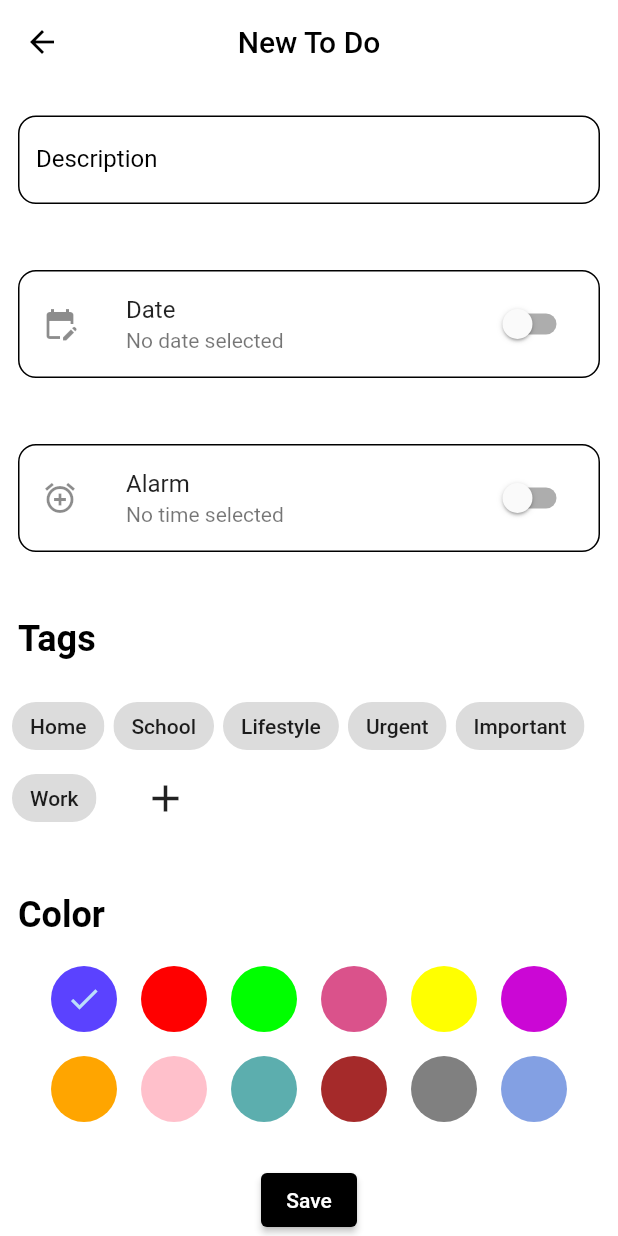
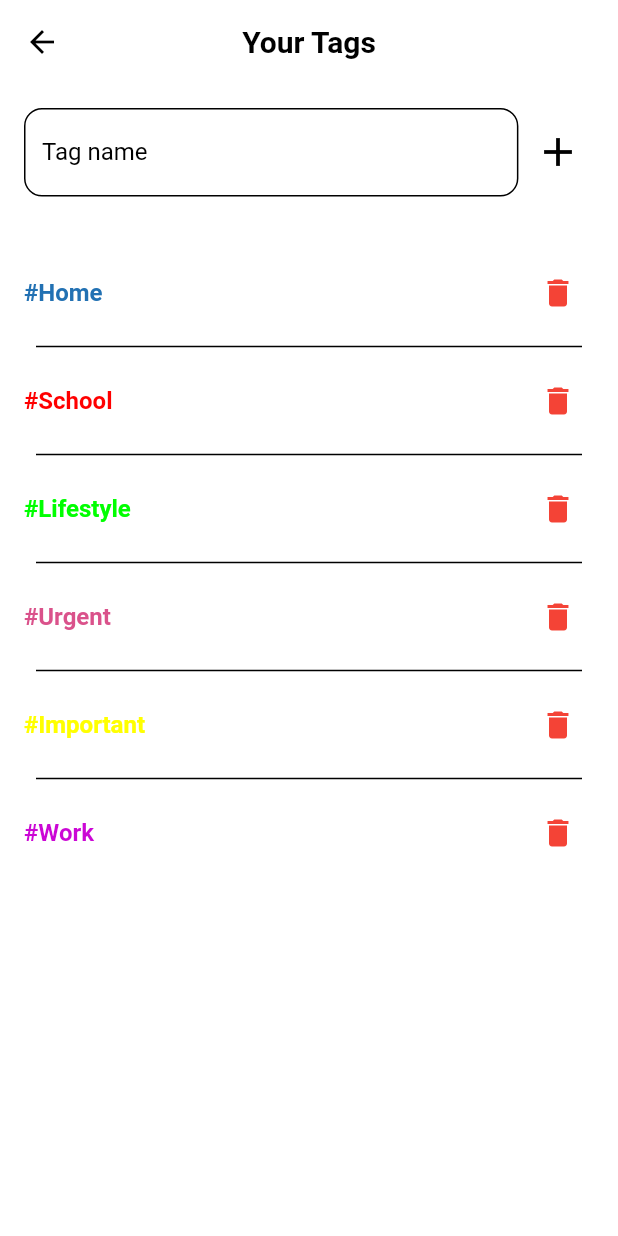
Before and after one commit to NijatNaghiyev/to_do_app, a Flutter app: the NewTodo screen opened directly, scrolled down 92 dp, after a tap on the "add" icon, on a phone screen of 412 x 824 dp. Run offline on Flutter 3.47's test engine with Material 2 defaults, Android fonts, the phone set to English and light mode, and no system bars; our stand-ins replace flutter_riverpod; missing offline and left inert: alarm; statements that could not run were skipped.

Commit message:
Tags Screen

```diff
--- a/lib/constant/colors.dart
+++ b/lib/constant/colors.dart
@@ -1,29 +1,29 @@
 import 'dart:ui';
 
-Map<String, Color> kColorMap = {
-  'Red': const Color(0xFFFF0000),
-  'Green': const Color(0xFF00FF00),
-  'Blue': const Color(0xFF0000FF),
-  'Yellow': const Color(0xFFFFFF00),
-  'Purple': const Color(0xFF800080),
-  'Orange': const Color(0xFFFFA500),
-  'Pink': const Color(0xFFFFC0CB),
-  'Teal': const Color(0xA3008080),
-  'Brown': const Color(0xFFA52A2A),
-  'Grey': const Color(0xFF808080),
-};
+// Map<String, Color> kColorMap = {
+//   'Red': const Color(0xFFFF0000),
+//   'Green': const Color(0xFF00FF00),
+//   'Blue': const Color(0xFF0000FF),
+//   'Yellow': const Color(0xFFFFFF00),
+//   'Purple': const Color(0xFF800080),
+//   'Orange': const Color(0xFFFFA500),
+//   'Pink': const Color(0xFFFFC0CB),
+//   'Teal': const Color(0xA3008080),
+//   'Brown': const Color(0xFFA52A2A),
+//   'Grey': const Color(0xFF808080),
+// };
 
 List<Color> kColorList = const [
-  Color(0xFF5B42FF),
+  Color(0xFF2271B3),
   Color(0xFFFF0000),
   Color(0xFF00FF00),
   Color(0xFFDA528B),
   Color(0xFFFFFF00),
   Color(0xFFCB07D5),
-  Color(0xFFFFA500),
+  Color(0xFFD6AE01),
   Color(0xFFFFC0CB),
   Color(0xA3008080),
-  Color(0xFFA52A2A),
-  Color(0xFF808080),
+  Color(0xFF4beed1),
+  Color(0xFF73343D),
   Color(0xFF83A0E3),
 ];
--- /dev/null
+++ b/lib/providers/form_providers.dart
@@ -0,0 +1,4 @@
+import 'package:flutter_riverpod/flutter_riverpod.dart';
+
+var titleProvider = StateProvider<String>((ref) => '');
+var descriptionProvider = StateProvider<String?>((ref) => null);
--- a/lib/screens/new_todo/new_todo_sceen.dart
+++ b/lib/screens/new_todo/new_todo_sceen.dart
@@ -7,11 +7,13 @@ import 'package:codelandia_to_do_riverpod/data/model/todo_model.dart';
 import 'package:codelandia_to_do_riverpod/providers/selected_color.dart';
 import 'package:codelandia_to_do_riverpod/providers/tags_list.dart';
 import 'package:codelandia_to_do_riverpod/screens/home_screen/home_screen.dart';
+import 'package:codelandia_to_do_riverpod/screens/new_todo/widgets/ToDoForm.dart';
 import 'package:codelandia_to_do_riverpod/screens/new_todo/widgets/tags_widget.dart';
 import 'package:flutter/material.dart';
 import 'package:flutter_riverpod/flutter_riverpod.dart';
 
 import '../../data/model/tag_model.dart';
+import '../../providers/form_providers.dart';
 import '../../providers/selected_date.dart';
 import '../../providers/selected_time.dart';
 import '../../providers/todo_list_provider.dart';
@@ -37,6 +39,8 @@ class NewTodo extends ConsumerStatefulWidget {
 class _NewTodoState extends ConsumerState<NewTodo> {
   final _formKey = GlobalKey<FormState>();
 
+  bool loading = false;
+
   late bool creating;
 
   String title = '';
@@ -47,8 +51,13 @@ class _NewTodoState extends ConsumerState<NewTodo> {
   TimeOfDay? alarm;
   AlarmSettings? alarmSettings;
 
+  /// Save To Do
   Future<void> saveToDo() async {
     final todoList = ref.watch(todoListProvider.notifier);
+    title = ref.watch(titleProvider.notifier).state;
+    description = ref.watch(descriptionProvider);
+
+    /// Validate form
     if (_formKey.currentState!.validate()) {
       _formKey.currentState!.save();
       color = ref.watch(selectedColor.notifier).state;
@@ -56,6 +65,10 @@ class _NewTodoState extends ConsumerState<NewTodo> {
           .watch(tagsListProvider)
           .where((element) => element.isAdded == true)
           .toList();
+
+      setAlarm();
+
+      /// Add new To Do
       todoList.add(
         TodoModel(
           title: title,
@@ -67,6 +80,7 @@ class _NewTodoState extends ConsumerState<NewTodo> {
           alarmSettings: alarmSettings,
         ),
       );
+
       _formKey.currentState!.reset();
 
       buildResetSaveData(ref);
@@ -79,35 +93,61 @@ class _NewTodoState extends ConsumerState<NewTodo> {
     }
   }
 
-  // AlarmSettings? alarmSettingsFunc() {
-  //   if (ref.watch(selectedDateProvider.notifier).state != null) {
-  //     alarmSettings = AlarmSettings(
-  //       id: DateTime.now().millisecondsSinceEpoch % 100000,
-  //       dateTime: ref.watch(selectedDateProvider.notifier).state!.add(
-  //             Duration(
-  //               hours: ref.watch(selectedTimeProvider.notifier).state!.hour,
-  //               minutes: ref.watch(selectedTimeProvider.notifier).state!.minute,
-  //             ),
-  //           ),
-  //       assetAudioPath: 'assets/alarms/ringtone-58761.mp3',
-  //       loopAudio: true,
-  //       vibrate: true,
-  //       volumeMax: true,
-  //       fadeDuration: 3.0,
-  //       notificationTitle: 'This is the title',
-  //       notificationBody: 'This is the body',
-  //       enableNotificationOnKill: true,
-  //     );
-  //     return alarmSettings;
-  //   }
-  //   return null;
-  // }
+  /// Alarm Settings
+  AlarmSettings buildAlarmSettings() {
+    final id = creating
+        ? DateTime.now().millisecondsSinceEpoch % 100000
+        : widget.todoModel?.alarmSettings!.id;
+
+    DateTime dateTime = DateTime(
+      ref.watch(selectedDateProvider)!.year,
+      ref.watch(selectedDateProvider)!.month,
+      ref.watch(selectedDateProvider)!.day,
+      ref.watch(selectedTimeProvider)!.hour,
+      ref.watch(selectedTimeProvider)!.minute,
+      0,
+      0,
+    );
+    if (dateTime.isBefore(DateTime.now())) {
+      dateTime = dateTime.add(const Duration(days: 1));
+    }
+
+    alarmSettings = AlarmSettings(
+      id: id!,
+      dateTime: dateTime,
+      loopAudio: true,
+      vibrate: true,
+      volumeMax: true,
+      notificationTitle: !creating ? widget.todoModel!.title : title,
+      notificationBody: !creating ? widget.todoModel!.description : description,
+      assetAudioPath: 'assets/alarms/marimba.mp3',
+      stopOnNotificationOpen: true,
+      enableNotificationOnKill: true,
+    );
+    return alarmSettings!;
+  }
+
+  void setAlarm() {
+    if (ref.watch(selectedDateProvider) != null &&
+        ref.watch(selectedTimeProvider) != null) {
+      buildAlarmSettings();
+      if (alarmSettings != null) {
+        Alarm.set(alarmSettings: alarmSettings!);
+      }
+    }
+  }
+
+  @override
+  void initState() {
+    super.initState();
+    creating = widget.todoModel == null;
+  }
 
   @override
   Widget build(BuildContext context) {
     var selectedDate = ref.watch(selectedDateProvider);
     var selectedTime = ref.watch(selectedTimeProvider);
-    var todoList = ref.watch(todoListProvider);
+
     return Scaffold(
       backgroundColor: Colors.white,
       appBar: buildAppBarNewTodo(context, ref, widget.title),
@@ -116,83 +156,8 @@ class _NewTodoState extends ConsumerState<NewTodo> {
         child: Column(
           crossAxisAlignment: CrossAxisAlignment.start,
           children: [
-            Form(
-              key: _formKey,
-              child: Padding(
-                padding: const EdgeInsets.all(12.0),
-                child: Column(
-                  crossAxisAlignment: CrossAxisAlignment.start,
-                  children: [
-                    TextFormField(
-                      validator: (value) {
-                        if (value == null ||
-                            value.isEmpty ||
-                            value.trim().length <= 1 ||
-                            value.length > 50) {
-                          return 'Must be between 2 and 50 characters.';
-                        }
-                        return null;
-                      },
-                      onSaved: (newValue) {
-                        title = newValue!;
-                      },
-                      maxLines: null,
-                      maxLength: 50,
-                      decoration: InputDecoration(
-                        focusedBorder: OutlineInputBorder(
-                          borderSide: const BorderSide(
-                            color: Colors.black,
-                          ),
-                          borderRadius: BorderRadius.circular(12),
-                        ),
-                        errorBorder: OutlineInputBorder(
-                          borderSide: const BorderSide(
-                            color: Colors.red,
-                          ),
-                          borderRadius: BorderRadius.circular(12),
-                        ),
-                        enabledBorder: OutlineInputBorder(
-                          borderSide: const BorderSide(
-                            color: Colors.black,
-                          ),
-                          borderRadius: BorderRadius.circular(12),
-                        ),
-                        label: const Text('Title*'),
-                        labelStyle: const TextStyle(
-                          color: Colors.black,
-                        ),
-                        hintText: 'Enter your title',
-                      ),
-                    ),
-                    kSizedBoxH20,
-                    TextFormField(
-                      onSaved: (newValue) {
-                        description = newValue;
-                      },
-                      maxLines: null,
-                      decoration: InputDecoration(
-                        focusedBorder: OutlineInputBorder(
-                          borderSide: const BorderSide(
-                            color: Colors.black,
-                          ),
-                          borderRadius: BorderRadius.circular(12),
-                        ),
-                        enabledBorder: OutlineInputBorder(
-                          borderSide: const BorderSide(
-                            color: Colors.black,
-                          ),
-                          borderRadius: BorderRadius.circular(12),
-                        ),
-                        label: const Text('Description'),
-                        labelStyle: const TextStyle(
-                          color: Colors.black,
-                        ),
-                        hintText: 'Enter your description',
-                      ),
-                    ),
-                  ],
-                ),
-              ),
+            ToDoForm(
+              formKey: _formKey,
             ),
             kSizedBoxH20,
             Card(
@@ -274,15 +239,15 @@ class _NewTodoState extends ConsumerState<NewTodo> {
                             .read(selectedDateProvider.notifier)
                             .update((state) => state = DateTime.now());
                       }
-                      return ref.read(selectedTimeProvider.notifier).state =
-                          value;
+                      ref.read(selectedTimeProvider.notifier).state = value;
+                      alarm = value;
                     },
                   );
                 },
               ),
             ),
             kSizedBoxH20,
-            TagsWidget(),
+            const TagsWidget(),
             kSizedBoxH20,
             buildColor(ref, color),
             kSizedBoxH20,
--- /dev/null
+++ b/lib/screens/new_todo/widgets/ToDoForm.dart
@@ -0,0 +1,115 @@
+import 'package:codelandia_to_do_riverpod/providers/form_providers.dart';
+import 'package:flutter/material.dart';
+import 'package:flutter_riverpod/flutter_riverpod.dart';
+
+import '../../../constant/sized_box.dart';
+
+class ToDoForm extends ConsumerWidget {
+  final GlobalKey<FormState> formKey;
+  const ToDoForm({
+    super.key,
+    required this.formKey,
+  });
+
+  @override
+  Widget build(BuildContext context, WidgetRef ref) {
+    return Form(
+      key: formKey,
+      child: Padding(
+        padding: const EdgeInsets.all(12.0),
+        child: Column(
+          crossAxisAlignment: CrossAxisAlignment.start,
+          children: [
+            TextFormField(
+              validator: (value) {
+                if (value == null ||
+                    value.isEmpty ||
+                    value.trim().length <= 1 ||
+                    value.length > 50) {
+                  return 'Must be between 2 and 50 characters.';
+                }
+                return null;
+              },
+              onSaved: (newValue) {
+                ref
+                    .watch(titleProvider.notifier)
+                    .update((state) => state = newValue!);
+              },
+              onChanged: (value) {
+                ref
+                    .watch(titleProvider.notifier)
+                    .update((state) => state = value);
+              },
+              maxLines: null,
+              maxLength: 50,
+              decoration: InputDecoration(
+                focusedBorder: OutlineInputBorder(
+                  borderSide: const BorderSide(
+                    color: Colors.black,
+                  ),
+                  borderRadius: BorderRadius.circular(12),
+                ),
+                errorBorder: OutlineInputBorder(
+                  borderSide: const BorderSide(
+                    color: Colors.red,
+                  ),
+                  borderRadius: BorderRadius.circular(12),
+                ),
+                border: OutlineInputBorder(
+                  borderSide: const BorderSide(
+                    color: Colors.black,
+                  ),
+                  borderRadius: BorderRadius.circular(12),
+                ),
+                enabledBorder: OutlineInputBorder(
+                  borderSide: const BorderSide(
+                    color: Colors.black,
+                  ),
+                  borderRadius: BorderRadius.circular(12),
+                ),
+                label: const Text('Title*'),
+                labelStyle: const TextStyle(
+                  color: Colors.black,
+                ),
+                hintText: 'Enter your title',
+              ),
+            ),
+            kSizedBoxH20,
+            TextFormField(
+              onSaved: (newValue) {
+                ref
+                    .watch(descriptionProvider.notifier)
+                    .update((state) => state = newValue);
+              },
+              onChanged: (value) {
+                ref
+                    .watch(descriptionProvider.notifier)
+                    .update((state) => state = value);
+              },
+              maxLines: null,
+              decoration: InputDecoration(
+                focusedBorder: OutlineInputBorder(
+                  borderSide: const BorderSide(
+                    color: Colors.black,
+                  ),
+                  borderRadius: BorderRadius.circular(12),
+                ),
+                enabledBorder: OutlineInputBorder(
+                  borderSide: const BorderSide(
+                    color: Colors.black,
+                  ),
+                  borderRadius: BorderRadius.circular(12),
+                ),
+                label: const Text('Description'),
+                labelStyle: const TextStyle(
+                  color: Colors.black,
+                ),
+                hintText: 'Enter your description',
+              ),
+            ),
+          ],
+        ),
+      ),
+    );
+  }
+}
--- a/lib/screens/new_todo/widgets/tags_widget.dart
+++ b/lib/screens/new_todo/widgets/tags_widget.dart
@@ -1,5 +1,7 @@
+import 'package:animations/animations.dart';
 import 'package:codelandia_to_do_riverpod/constant/sized_box.dart';
 import 'package:codelandia_to_do_riverpod/providers/tags_list.dart';
+import 'package:codelandia_to_do_riverpod/screens/tags_adding_screen/tags_adding_screen.dart';
 import 'package:flutter/material.dart';
 import 'package:flutter_riverpod/flutter_riverpod.dart';
 
@@ -54,12 +56,19 @@ class _TagsWidgetState extends ConsumerState<TagsWidget> {
                   },
                 ),
               kSizedBoxW10,
-              IconButton(
-                onPressed: () {},
-                icon: const Icon(
-                  Icons.add,
-                  size: 30,
+              OpenContainer(
+                closedElevation: 0,
+                closedColor: Colors.white,
+                closedShape: const CircleBorder(),
+                transitionDuration: const Duration(milliseconds: 500),
+                closedBuilder: (context, action) => Container(
+                  padding: const EdgeInsets.all(8),
+                  child: const Icon(
+                    Icons.add,
+                    size: 30,
+                  ),
                 ),
+                openBuilder: (context, action) => const TagsAddingScreen(),
               ),
             ],
           ),
--- /dev/null
+++ b/lib/screens/tags_adding_screen/tags_adding_screen.dart
@@ -0,0 +1,149 @@
+import 'package:codelandia_to_do_riverpod/constant/colors.dart';
+import 'package:codelandia_to_do_riverpod/constant/sized_box.dart';
+import 'package:codelandia_to_do_riverpod/providers/tags_list.dart';
+import 'package:flutter/material.dart';
+import 'package:flutter_riverpod/flutter_riverpod.dart';
+
+class TagsAddingScreen extends ConsumerWidget {
+  const TagsAddingScreen({super.key});
+
+  @override
+  Widget build(BuildContext context, WidgetRef ref) {
+    ScrollController scrollController = ScrollController();
+    TextEditingController textEditingController = TextEditingController();
+    var tagsList = ref.watch(tagsListProvider);
+    return Scaffold(
+      appBar: AppBar(
+        backgroundColor: Colors.white,
+        elevation: 0,
+        centerTitle: true,
+        title: const Text(
+          'Your Tags',
+          style: TextStyle(
+            color: Colors.black,
+            fontWeight: FontWeight.bold,
+          ),
+        ),
+        leading: IconButton(
+          onPressed: () {
+            Navigator.pop(context);
+          },
+          icon: const Icon(
+            Icons.arrow_back,
+            color: Colors.black,
+          ),
+        ),
+      ),
+      body: SingleChildScrollView(
+        physics: const BouncingScrollPhysics(),
+        child: Column(
+          children: [
+            Padding(
+              padding: const EdgeInsets.all(16.0),
+              child: Row(
+                children: [
+                  SizedBox(
+                    width: MediaQuery.of(context).size.width * 0.8,
+                    child: TextField(
+                      controller: textEditingController,
+                      decoration: InputDecoration(
+                        prefixText: '#',
+                        focusedBorder: OutlineInputBorder(
+                          borderSide: const BorderSide(
+                            color: Colors.black,
+                          ),
+                          borderRadius: BorderRadius.circular(12),
+                        ),
+                        errorBorder: OutlineInputBorder(
+                          borderSide: const BorderSide(
+                            color: Colors.red,
+                          ),
+                          borderRadius: BorderRadius.circular(12),
+                        ),
+                        border: OutlineInputBorder(
+                          borderSide: const BorderSide(
+                            color: Colors.black,
+                          ),
+                          borderRadius: BorderRadius.circular(12),
+                        ),
+                        enabledBorder: OutlineInputBorder(
+                          borderSide: const BorderSide(
+                            color: Colors.black,
+                          ),
+                          borderRadius: BorderRadius.circular(12),
+                        ),
+                        label: const Text('Tag name'),
+                        labelStyle: const TextStyle(
+                          color: Colors.black,
+                        ),
+                        hintText: 'Enter your tag',
+                      ),
+                      onSubmitted: (value) {
+                        if (textEditingController.text.isNotEmpty) {
+                          ref.read(tagsListProvider.notifier).addTag(
+                                textEditingController.text.trim(),
+                              );
+                        }
+                      },
+                    ),
+                  ),
+                  const Spacer(),
+                  IconButton(
+                    onPressed: () {
+                      if (textEditingController.text.isNotEmpty) {
+                        ref.read(tagsListProvider.notifier).addTag(
+                              textEditingController.text.trim(),
+                            );
+                      }
+                    },
+                    icon: const Icon(
+                      Icons.add,
+                      color: Colors.black,
+                      size: 32,
+                    ),
+                  ),
+                ],
+              ),
+            ),
+            kSizedBoxH20,
+            ListView.separated(
+              controller: scrollController,
+              physics: const NeverScrollableScrollPhysics(),
+              shrinkWrap: true,
+              separatorBuilder: (context, index) => const Padding(
+                padding: EdgeInsets.symmetric(horizontal: 24.0),
+                child: Divider(
+                  thickness: 1,
+                  color: Colors.black,
+                ),
+              ),
+              itemCount: tagsList.length,
+              itemBuilder: (context, index) {
+                return ListTile(
+                  title: Text(
+                    tagsList[index].tagName,
+                    style: TextStyle(
+                      fontWeight: FontWeight.bold,
+                      color: kColorList[index % 12],
+                    ),
+                  ),
+                  trailing: IconButton(
+                    onPressed: () {
+                      ref.read(tagsListProvider.notifier).removeTag(
+                            tagsList[index],
+                          );
+                    },
+                    icon: const Icon(
+                      Icons.delete,
+                      color: Colors.red,
+                    ),
+                  ),
+                );
+              },
+            ),
+          ],
+        ),
+      ),
+    );
+  }
+}
```
Also changed, not shown: lib/providers/tags_list.dart (+9 -9 lines), lib/providers/todo_list_provider.dart (+9 -5 lines), lib/screens/home_screen/home_screen.dart (+24 -6 lines), lib/screens/home_screen/methods/alarm_methods.dart (added, +14 -0 lines), lib/screens/new_todo/methods/show_dialog_new_todo.dart (+13 -15 lines), lib/screens/ring_screen/ring_screen.dart (added, +64 -0 lines), lib/generated/assets.dart (added), 1 other file.
